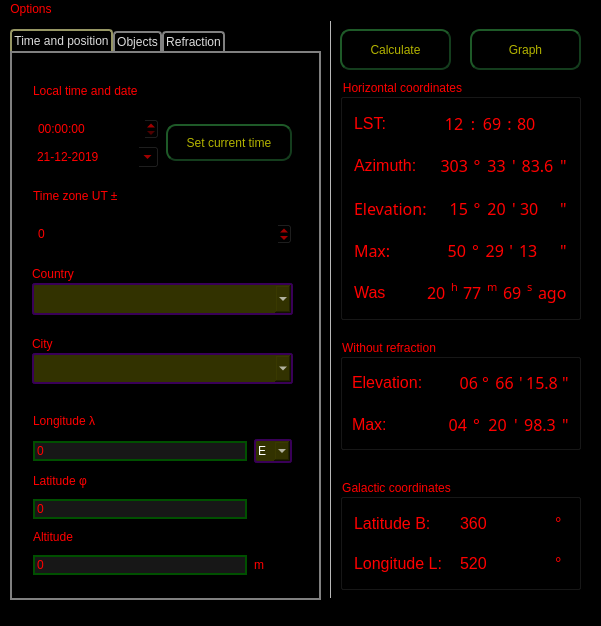
First picture: the form in GUI/mainwindow.ui, repository IamNotProgrammer/Star-height, before the edit.
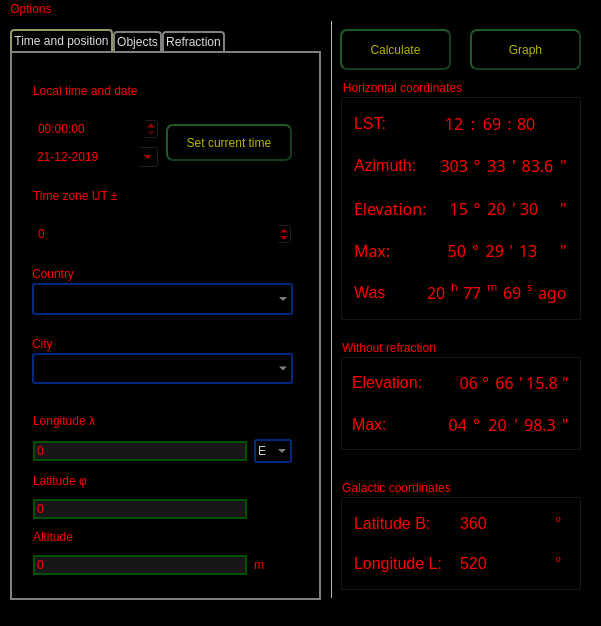
Second picture: the form after the edit. The open tabs and pages were chosen to show the change. Icons and pictures are not drawn.

```diff
--- a/GUI/mainwindow.ui
+++ b/GUI/mainwindow.ui
@@ -35,7 +35,7 @@
 border: 2px solid rgb(20, 61, 29) ;
 border-left:  2px solid rgb(30, 90, 40) ;
 border-top: 2px solid rgb(30, 90, 40) ;
-border-radius: 10px ;
+border-radius: 7px ;
 
 background-color: qlineargradient(x1: 0, y1: 0, x2: 1, y2: 1,
 																 	stop: 0 rgb(0, 0, 76), stop: 1 rgb(7, 30, 15)) ;
@@ -92,14 +92,21 @@
 
 QComboBox
 {
-border: 2px solid rgb(57, 0, 88) ;
+border: 2px solid rgb(0, 41, 124) ;
 border-radius: 3px ;
-background-color: rgb(50, 50, 0) ;
-color: white ;
+background-color: qlineargradient(x1: 0, y1: 0, x2: 0, y2: 1,
+																 	stop: 0 rgb(40, 40, 90), stop: 0.5 black,
+																	stop: 1  rgb(40, 40, 90) ) ;
+color: rgb(200, 200, 200) ;
 
 padding: 2px ;
 }
-</string>
+
+Line
+{
+border: 1px solid black ;
+background: green ;
+}</string>
   </property>
   <widget class="QWidget" name="centralWidget">
    <widget class="QPushButton" name="pushButton">
@@ -1547,12 +1554,30 @@
    <widget class="Line" name="line">
     <property name="geometry">
      <rect>
-      <x>320</x>
+      <x>330</x>
       <y>0</y>
-      <width>20</width>
+      <width>3</width>
       <height>581</height>
      </rect>
     </property>
+    <property name="sizePolicy">
+     <sizepolicy hsizetype="Fixed" vsizetype="Minimum">
+      <horstretch>0</horstretch>
+      <verstretch>0</verstretch>
+     </sizepolicy>
+    </property>
+    <property name="minimumSize">
+     <size>
+      <width>0</width>
+      <height>0</height>
+     </size>
+    </property>
+    <property name="maximumSize">
+     <size>
+      <width>3</width>
+      <height>16777215</height>
+     </size>
+    </property>
     <property name="frameShadow">
      <enum>QFrame::Raised</enum>
     </property>
```
Left out of the diff: 2 changed lines with no effect on the pictures.
